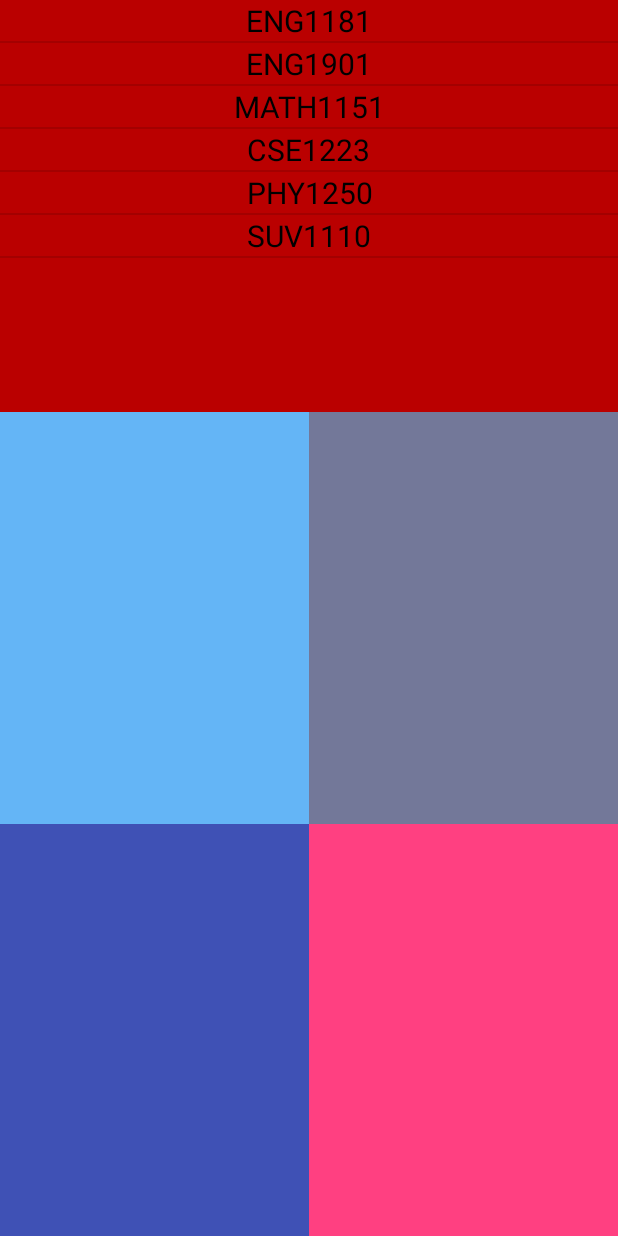
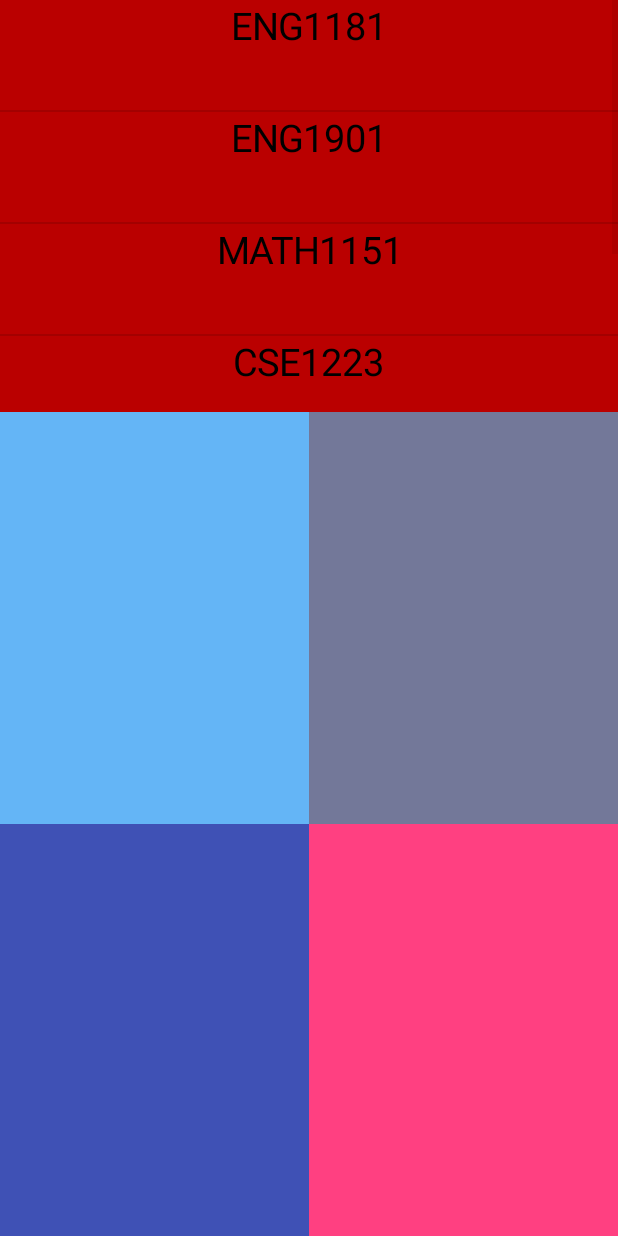
Before and after one commit to hsuBnOediH/OSUPreCSE, an Android app: the PreScheduleActivity screen opened directly, with no data from a screen before it, on a phone screen of 412 x 824 dp. Run offline under Robolectric (Android 15) with nearby library versions, the phone set to English and light mode, and no system bars; 5 statements that could not run were skipped.

Commit message:
Changed item fontsize

```diff
--- a/app/src/main/java/com/demo/colin/demo/AvaListAdapter.java
+++ b/app/src/main/java/com/demo/colin/demo/AvaListAdapter.java
@@ -50,7 +50,7 @@ class AvaListAdapter extends BaseAdapter {
         }
 
         TextView textView = (TextView) convertView.findViewById(R.id.sch_ava_item_text);
-        textView.setTextSize(20);
+        textView.setTextSize(25);
         textView.setTextColor(Color.BLACK);
         textView.setGravity(Gravity.CENTER_HORIZONTAL);
         textView.setText(this.availCourseList.get(position));
--- a/app/src/main/java/com/demo/colin/demo/PreScheduleActivity.java
+++ b/app/src/main/java/com/demo/colin/demo/PreScheduleActivity.java
@@ -42,8 +42,6 @@ public class PreScheduleActivity extends Activity implements View.OnDragListener
 
     TrackDragTable trackDragTable;
     String selectedCourse;
-
-    private static final String TEXT_VIEW_TAG = "DRAG TEXT";
 
     private void findId() {
 
--- a/app/src/main/res/layout/item_sch_ava.xml
+++ b/app/src/main/res/layout/item_sch_ava.xml
@@ -11,6 +11,8 @@
         android:layout_height="wrap_content"
         android:layout_width="wrap_content"
         android:gravity="center"
+        android:textAlignment="center"
+        android:height="110px"
         />
 
 </RelativeLayout>
```
